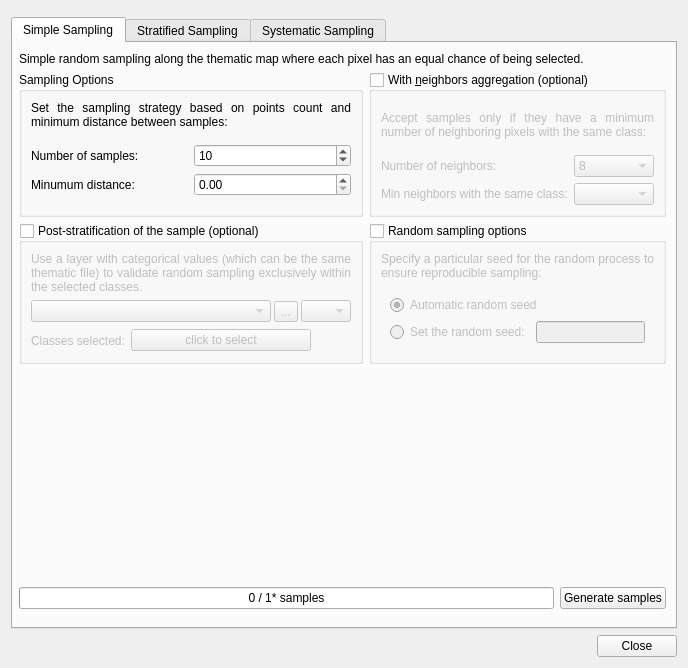
Before: the Qt Designer form ui/sampling_design_window.ui in SMByC/AcATaMa, drawn with Qt 5.
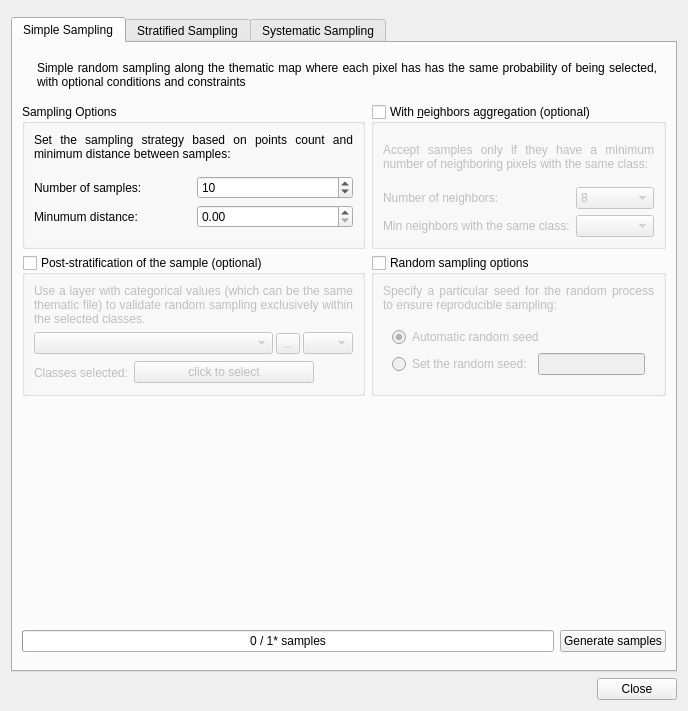
After: the same form once the commit is applied. Icons and pictures are not drawn. Custom widgets are drawn as their Qt base class.

Commit message: Added icons and improving the information text for each sampling type

```diff
--- a/ui/sampling_design_window.ui
+++ b/ui/sampling_design_window.ui
@@ -7,7 +7,7 @@
     <x>0</x>
     <y>0</y>
     <width>688</width>
-    <height>668</height>
+    <height>711</height>
    </rect>
   </property>
   <property name="windowTitle">
@@ -46,13 +46,26 @@
        <string>Simple Sampling</string>
       </attribute>
       <layout class="QVBoxLayout" name="verticalLayout_4">
-       <property name="leftMargin">
-        <number>6</number>
-       </property>
+       <item>
+        <widget class="QWidget" name="widget_2" native="true">
+         <layout class="QHBoxLayout" name="horizontalLayout_8">
+          <item>
+           <widget class="QLabel" name="label">
+            <property name="text">
+             <string>&lt;html&gt;&lt;head/&gt;&lt;body&gt;&lt;img height=&quot;110&quot;  src=&quot;:/plugins/AcATaMa/icons/simple_sampling.svg&quot;/&gt;&lt;/body&gt;&lt;/html&gt;</string>
+            </property>
+           </widget>
+          </item>
        <item>
         <widget class="QLabel" name="label_8">
+            <property name="sizePolicy">
+             <sizepolicy hsizetype="Expanding" vsizetype="Preferred">
+              <horstretch>0</horstretch>
+              <verstretch>0</verstretch>
+             </sizepolicy>
+            </property>
          <property name="text">
-          <string>Simple random sampling along the thematic map where each pixel has an equal chance of being selected.</string>
+             <string>Simple random sampling along the thematic map where each pixel has has the same probability of being selected, with optional conditions and constraints</string>
          </property>
          <property name="alignment">
           <set>Qt::AlignJustify|Qt::AlignVCenter</set>
@@ -60,6 +73,9 @@
          <property name="wordWrap">
           <bool>true</bool>
          </property>
+           </widget>
+          </item>
+         </layout>
         </widget>
        </item>
        <item>
```
Left out of the diff: 47 changed lines with no effect on the pictures. Lines whose indentation alone changed are shown as unchanged. The commit also changes 4 other files.
